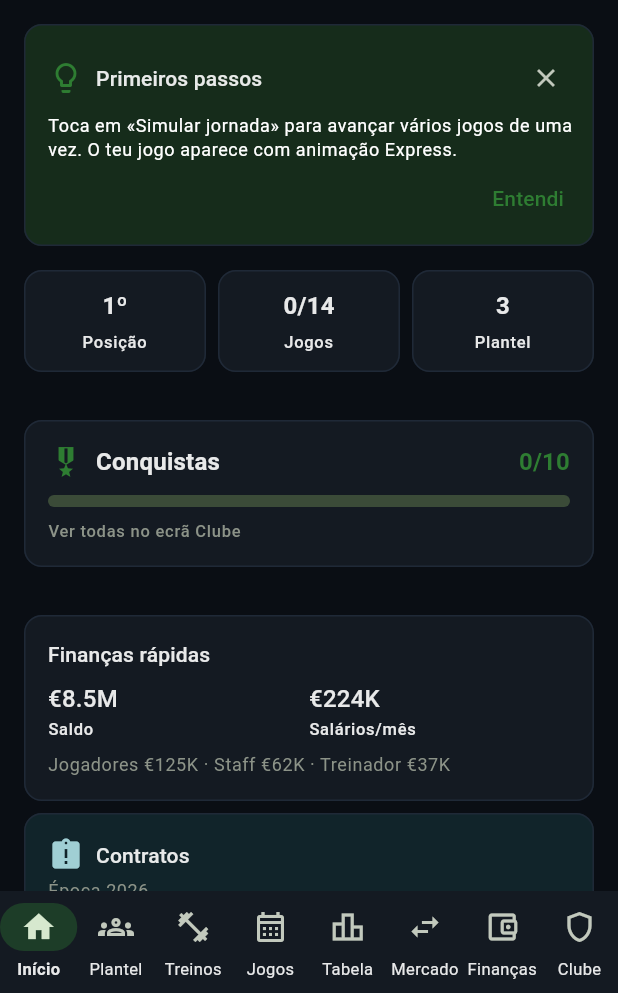
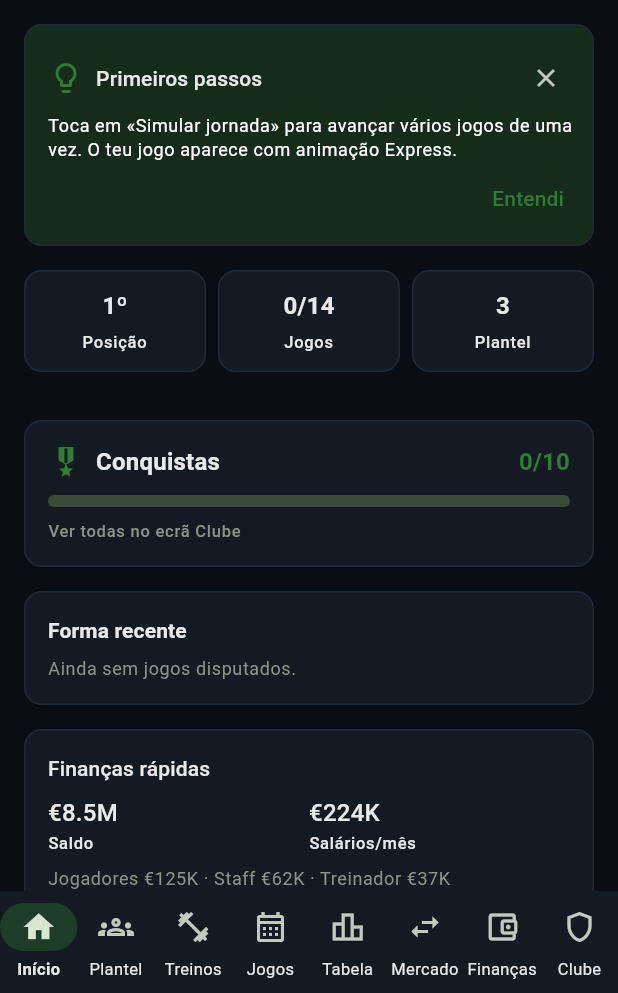
Before and after one commit to pakopt/PhoenixManager, a Flutter app: the screen it shows after launch, after a tap on "Jogar agora", on a phone screen of 412 x 824 dp, the part 243-1236 px from its top. Run offline on Flutter 3.47's test engine with Material 3 defaults, Android fonts, the phone set to English and light mode, and no system bars; our stand-ins replace shared_preferences, yaml.

Commit message:
feat: v0.8.8 — forma recente vazia e docs Play actualizados
Bump para 0.8.8+9 com card de forma recente no dashboard, notas de versão
e guias STORE/BETA/brief alinhados para upload do teste interno.

Co-authored-by: Cursor <cursoragent@cursor.com>

```diff
--- a/apps/phoenix_manager/pubspec.yaml
+++ b/apps/phoenix_manager/pubspec.yaml
@@ -1,7 +1,7 @@
 name: phoenix_manager
 description: Project Phoenix Manager — Flutter app (Fase D / v0.8).
 publish_to: none
-version: 0.8.7+8
+version: 0.8.8+9
 
 environment:
   sdk: ^3.5.0
--- a/data/config/engine.yaml
+++ b/data/config/engine.yaml
@@ -1,4 +1,4 @@
-engineVersion: 0.8.7
+engineVersion: 0.8.8
 sport: football
 defaultSeed: 42
 simulation:
--- a/packages/phoenix_engine/lib/src/boot/app_bootstrap.dart
+++ b/packages/phoenix_engine/lib/src/boot/app_bootstrap.dart
@@ -211,7 +211,7 @@ class AppBootstrap {
 }
 
 const _defaultConfigYaml = '''
-engineVersion: 0.8.7
+engineVersion: 0.8.8
 sport: football
 defaultSeed: 42
 simulation:
--- a/packages/phoenix_ui/lib/src/game/simulation_lab_service.dart
+++ b/packages/phoenix_ui/lib/src/game/simulation_lab_service.dart
@@ -111,7 +111,7 @@ SimulationLabReport _buildReport(
 }
 
 String _configYaml({required int seed}) => '''
-engineVersion: 0.8.7
+engineVersion: 0.8.8
 sport: football
 defaultSeed: $seed
 simulation:
--- a/packages/phoenix_ui/lib/src/legal/app_privacy_policy.dart
+++ b/packages/phoenix_ui/lib/src/legal/app_privacy_policy.dart
@@ -1,6 +1,6 @@
 /// Texto da política de privacidade (espelha docs/PRIVACY.md).
 abstract final class AppPrivacyPolicy {
-  static const version = '0.8.7';
+  static const version = '0.8.8';
   static const updated = '15 de Julho de 2026';
   static const contactEmail = 'pakopt7@gmail.com';
 
--- a/packages/phoenix_ui/lib/src/util/app_version.dart
+++ b/packages/phoenix_ui/lib/src/util/app_version.dart
@@ -1,6 +1,6 @@
 /// Versão visível ao jogador — manter alinhada com `apps/phoenix_manager/pubspec.yaml`.
 abstract final class AppVersion {
-  static const label = '0.8.7';
-  static const buildNumber = 8;
-  static const engineLabel = 'PSE v0.8.7';
+  static const label = '0.8.8';
+  static const buildNumber = 9;
+  static const engineLabel = 'PSE v0.8.8';
 }
--- a/packages/phoenix_ui/lib/src/widgets/form_strip.dart
+++ b/packages/phoenix_ui/lib/src/widgets/form_strip.dart
@@ -16,11 +16,33 @@ class FormStrip extends StatelessWidget {
   @override
   Widget build(BuildContext context) {
     final entries = session.recentForm(limit: limit);
+    final theme = Theme.of(context);
+
     if (entries.isEmpty) {
-      return const SizedBox.shrink();
+      return Card(
+        child: Padding(
+          padding: const EdgeInsets.all(16),
+          child: Column(
+            crossAxisAlignment: CrossAxisAlignment.stretch,
+            children: [
+              Text(
+                'Forma recente',
+                style: theme.textTheme.titleSmall?.copyWith(
+                  fontWeight: FontWeight.bold,
+                ),
+              ),
+              const SizedBox(height: 8),
+              Text(
+                'Ainda sem jogos disputados.',
+                style: theme.textTheme.bodySmall?.copyWith(
+                  color: theme.colorScheme.outline,
+                ),
+              ),
+            ],
+          ),
+        ),
+      );
     }
-
-    final theme = Theme.of(context);
 
     return Card(
       child: Padding(
--- a/packages/phoenix_ui/pubspec.yaml
+++ b/packages/phoenix_ui/pubspec.yaml
@@ -1,6 +1,6 @@
 name: phoenix_ui
 description: Phoenix Manager UI — Flutter presentation layer over PSE (zero game logic).
-version: 0.8.7
+version: 0.8.8
 publish_to: none
 
 environment:
```
Also changed, not shown: 8 other files.
